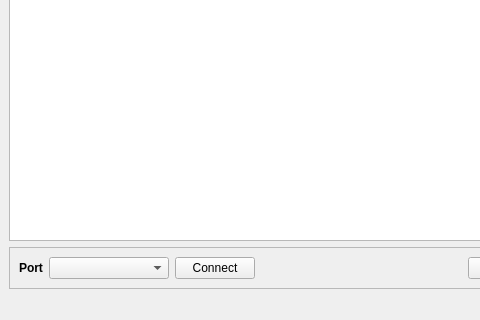
Qt form gui/python/photogate/photogate/photogate.ui (iorodeo/photogate_software) before a commit; both pictures show x 0 to 480 and y 156 to 476 of the 567 by 476 pixel window.
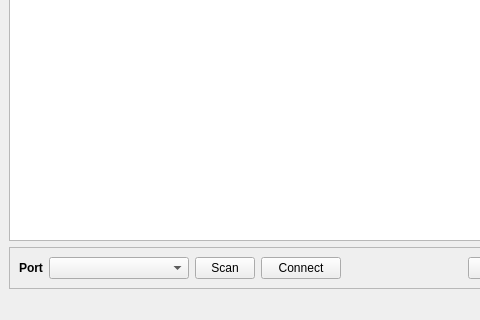
The same form after that commit.

```diff
--- a/gui/python/photogate/photogate/photogate.ui
+++ b/gui/python/photogate/photogate/photogate.ui
@@ -111,12 +111,25 @@
          </property>
          <property name="minimumSize">
           <size>
-           <width>120</width>
+           <width>140</width>
            <height>0</height>
           </size>
          </property>
         </widget>
        </item>
+       <item>
+        <widget class="QPushButton" name="scanPushButton">
+         <property name="maximumSize">
+          <size>
+           <width>60</width>
+           <height>16777215</height>
+          </size>
+         </property>
+         <property name="text">
+          <string>Scan</string>
+         </property>
+        </widget>
+       </item>
        <item>
         <widget class="QPushButton" name="connectPushButton">
          <property name="text">
```
